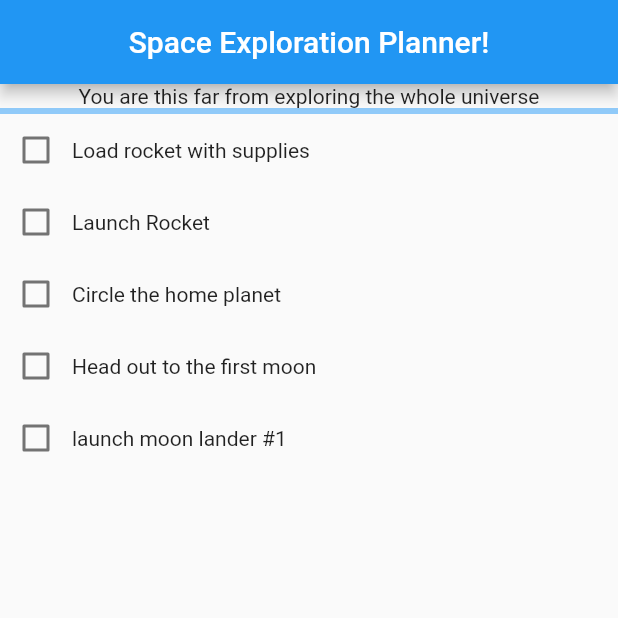
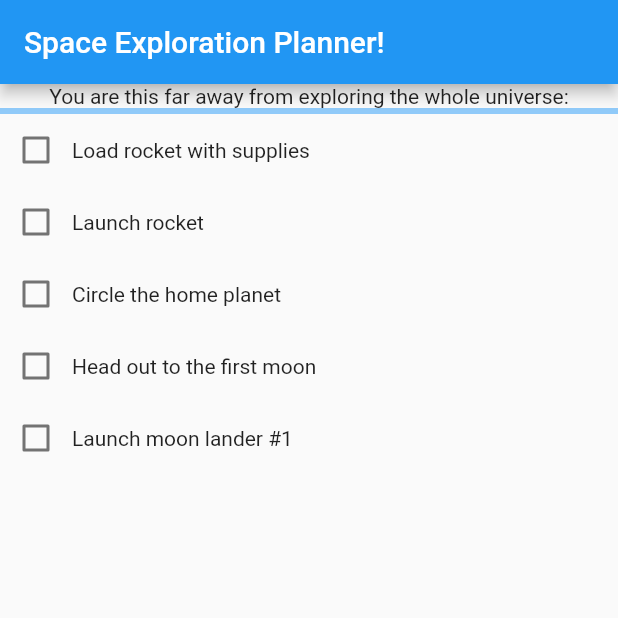
Before and after one commit to achaudhary591/FirstFlutterProject, a Flutter app: the screen it shows after launch, on a phone screen of 412 x 824 dp, the top half of it. Run offline on Flutter 3.47's test engine with Material 2 defaults, Android fonts, the phone set to English and light mode, and no system bars; our stand-ins replace flutter_riverpod.

```diff
--- a/lib/main.dart
+++ b/lib/main.dart
@@ -1,12 +1,21 @@
 import 'package:flutter/material.dart';
+import 'package:flutter_riverpod/flutter_riverpod.dart';
 
-void main() => runApp(MyApp());
+void main() => runApp(ProviderScope(child: MyApp()));
 
-class MyApp extends StatelessWidget{
-  // const MyApp({super.key});
+final tasksProvider = StateNotifierProvider<TaskNotifier, List<Task>>((ref) {
+  return TaskNotifier(tasks: [
+    Task(id: 1, label: 'Load rocket with supplies'),
+    Task(id: 2, label: 'Launch rocket'),
+    Task(id: 3, label: 'Circle the home planet'),
+    Task(id: 4, label: 'Head out to the first moon'),
+    Task(id: 5, label: 'Launch moon lander #1')
+  ]);
+});
 
+class MyApp extends StatelessWidget {
   @override
-  Widget build(BuildContext context){
+  Widget build(BuildContext context) {
     return MaterialApp(
       title: 'Exploration!',
       theme: ThemeData(primarySwatch: Colors.blue),
@@ -16,16 +25,14 @@ class MyApp extends StatelessWidget{
 }
 
 class MyHomePage extends StatelessWidget {
-  const MyHomePage({Key? key}) : super(key: key);
   @override
   Widget build(BuildContext context) {
     return Scaffold(
       appBar: AppBar(
-        title: const Text("Space Exploration Planner!"),
-        centerTitle: true,
+        title: Text('Space Exploration Planner!'),
       ),
       body: Column(
-        children: const [
+        children: [
           Progress(),
           TaskList(),
         ],
@@ -34,91 +41,89 @@ class MyHomePage extends StatelessWidget {
   }
 }
 
-class Progress extends StatelessWidget {
-  const Progress({Key? key}) : super(key: key);
+class Progress extends ConsumerWidget {
+  @override
+  Widget build(BuildContext context, WidgetRef ref) {
+    var tasks = ref.watch(tasksProvider);
 
-  @override
-  Widget build(BuildContext context) {
+    var numCompletedTasks = tasks.where((task) {
+      return task.completed == true;
+    }).length;
+
     return Column(
-      children: const [
-        Text("You are this far from exploring the whole universe"),
-        LinearProgressIndicator(value: 0.0),
+      children: [
+        Text('You are this far away from exploring the whole universe:'),
+        LinearProgressIndicator(value: numCompletedTasks / tasks.length),
       ],
     );
   }
 }
 
-class TaskList extends StatelessWidget {
-  const TaskList({Key? key}) : super(key: key);
+class TaskList extends ConsumerWidget {
+  @override
+  Widget build(BuildContext context, WidgetRef ref) {
+    var tasks = ref.watch(tasksProvider);
+
+    return Column(
+      children: tasks
+          .map(
+            (task) => TaskItem(task: task),
+      )
+          .toList(),
+    );
+  }
+}
+
+class TaskItem extends ConsumerWidget {
+  final Task task;
+
+  TaskItem({Key? key, required this.task}) : super(key: key);
 
   @override
-  Widget build(BuildContext context) {
-    return Column(
+  Widget build(BuildContext context, WidgetRef ref) {
+    return Row(
       children: [
-        TaskItem(label: "Load rocket with supplies"),
-        TaskItem(label: "Launch Rocket"),
-        TaskItem(label: "Circle the home planet"),
-        TaskItem(label: "Head out to the first moon"),
-        TaskItem(label: "launch moon lander #1"),
-
+        Checkbox(
+          onChanged: (newValue) =>
+              ref.read(tasksProvider.notifier).toggle(task.id),
+          value: task.completed,
+        ),
+        Text(task.label),
       ],
     );
   }
 }
 
-class TaskItem extends StatefulWidget {
+@immutable
+class Task {
+  final int id;
   final String label;
+  final bool completed;
 
-  TaskItem({Key? key, required this.label}) : super(key: key);
+  Task({required this.id, required this.label, this.completed = false});
 
-  @override
-  State<TaskItem> createState() => _TaskItemState();
-}
-
-class _TaskItemState extends State<TaskItem> {
-  bool? _value = false;
-
-  @override
-  Widget build(BuildContext context) {
-    return Row(
-      children: [
-        Checkbox(value: _value, onChanged: (newValue) => setState(() => _value = newValue),
-        ),
-        Text(widget.label),
-      ],
-    );
+  Task copyWith({int? id, String? label, bool? completed}) {
+    return Task(
+        id: id ?? this.id,
+        label: label ?? this.label,
+        completed: completed ?? this.completed);
   }
 }
 
+class TaskNotifier extends StateNotifier<List<Task>> {
+  TaskNotifier({tasks}) : super(tasks);
 
+  void add(Task task) {
+    state = [...state, task];
+  }
 
-
-
-
-// class Home extends StatelessWidget {
-//   const Home({super.key});
-//
-//   //const ({Key? key}) : super(key: key);
-//
-//   @override
-//   Widget build(BuildContext context) {
-//     return Scaffold(
-//       appBar: AppBar(
-//         title: const Text("My First App"),
-//         centerTitle: true,
-//         backgroundColor: Colors.red[600],
-//       ),
-//       body: Center(
-//         child: ElevatedButton(
-//           onPressed: () { },
-//           child: Text("ClickMe"),
-//         ),
-//       ),
-//       floatingActionButton: FloatingActionButton(
-//         onPressed: () { },
-//         backgroundColor: Colors.red[600],
-//         child: const Text('Click'),
-//       ),
-//     );
-//   }
-// }
+  void toggle(int taskId) {
+    state = [
+      for (final item in state)
+        if (taskId == item.id)
+          item.copyWith(completed: !item.completed)
+        else
+          item
+    ];
+  }
+}
--- a/pubspec.yaml
+++ b/pubspec.yaml
@@ -36,6 +36,7 @@ dependencies:
   # The following adds the Cupertino Icons font to your application.
   # Use with the CupertinoIcons class for iOS style icons.
   cupertino_icons: ^1.0.2
+  flutter_riverpod: ^2.1.1
 
 dev_dependencies:
   flutter_test:
```
Also changed, not shown: pubspec.lock.
